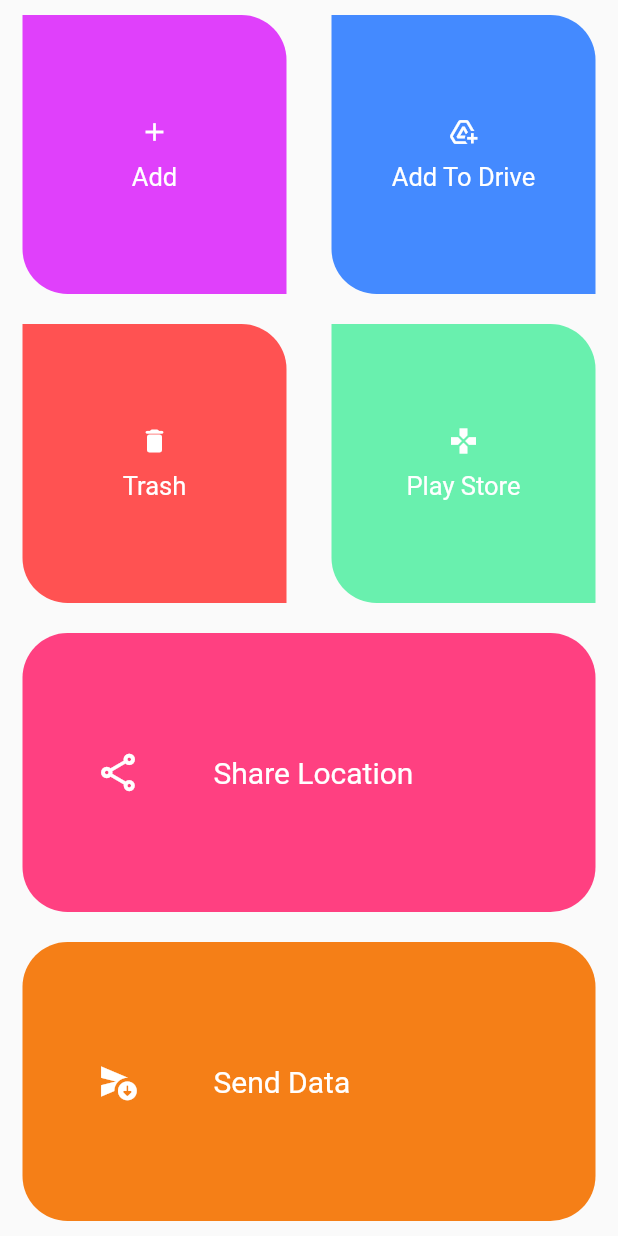
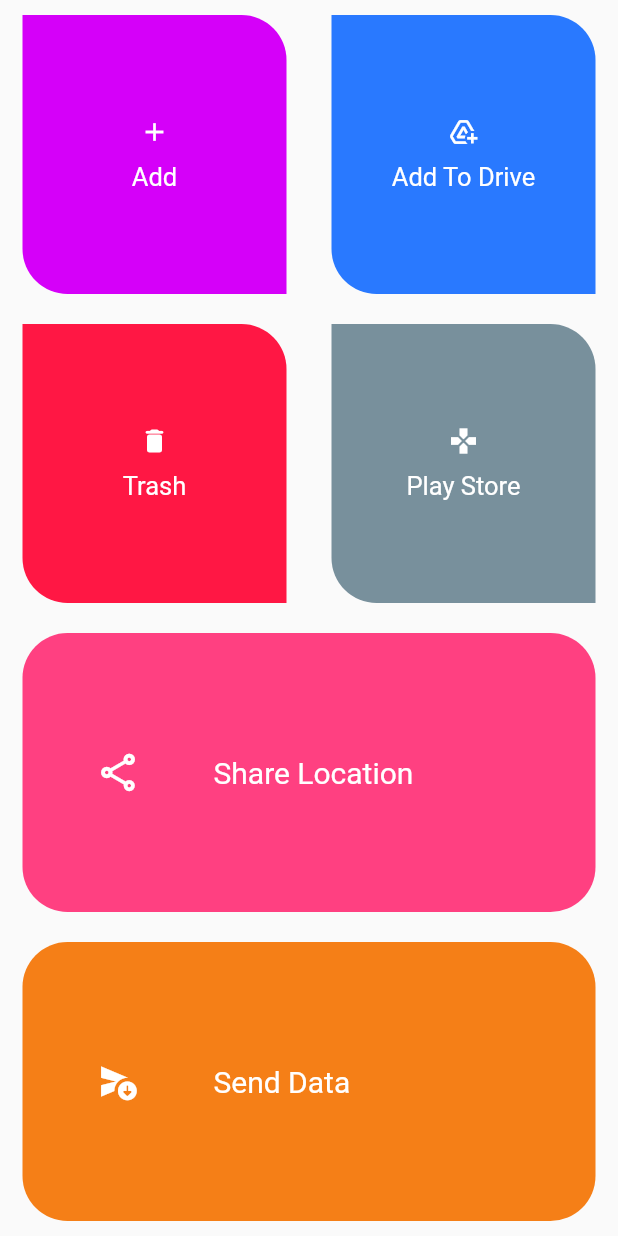
Before and after one commit to smit13192/flutter_collage, a Flutter app: the screen it shows after launch, on a phone screen of 412 x 824 dp. Run offline on Flutter 3.47's test engine with Material 2 defaults, Android fonts, the phone set to English and light mode, and no system bars.

Commit message:
given by collage sir

```diff
--- a/lib/views/home_page.dart
+++ b/lib/views/home_page.dart
@@ -15,15 +15,15 @@ class _HomePageState extends State<HomePage> {
         body: Column(children: [
           Expanded(
             child: Row(
-              children: const [
+              children: [
                 Expanded(
                     child: IconTile(
-                        color: Colors.purpleAccent,
+                        color: Colors.purpleAccent.shade400,
                         icon: Icons.add,
                         text: "Add")),
                 Expanded(
                     child: IconTile(
-                        color: Colors.blueAccent,
+                        color: Colors.blueAccent.shade400,
                         icon: Icons.add_to_drive,
                         text: "Add To Drive"))
               ],
@@ -31,21 +31,21 @@ class _HomePageState extends State<HomePage> {
           ),
           Expanded(
             child: Row(
-              children: const [
+              children: [
                 Expanded(
                     child: IconTile(
-                        color: Colors.redAccent,
+                        color: Colors.redAccent.shade400,
                         icon: Icons.delete_rounded,
                         text: "Trash")),
                 Expanded(
                     child: IconTile(
-                        color: Colors.greenAccent,
+                        color: Colors.blueGrey.shade400,
                         icon: Icons.gamepad,
                         text: "Play Store")),
               ],
             ),
           ),
-          const Expanded(
+           const Expanded(
               child: BoxTile(
                   color: Colors.pinkAccent,
                   icon: Icons.share_outlined,
```
